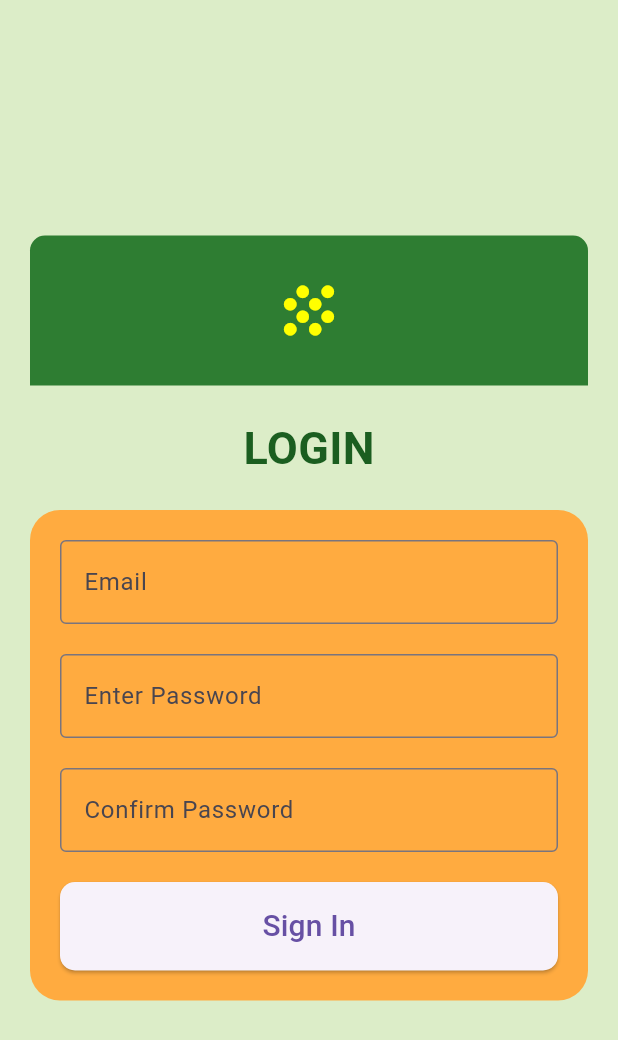
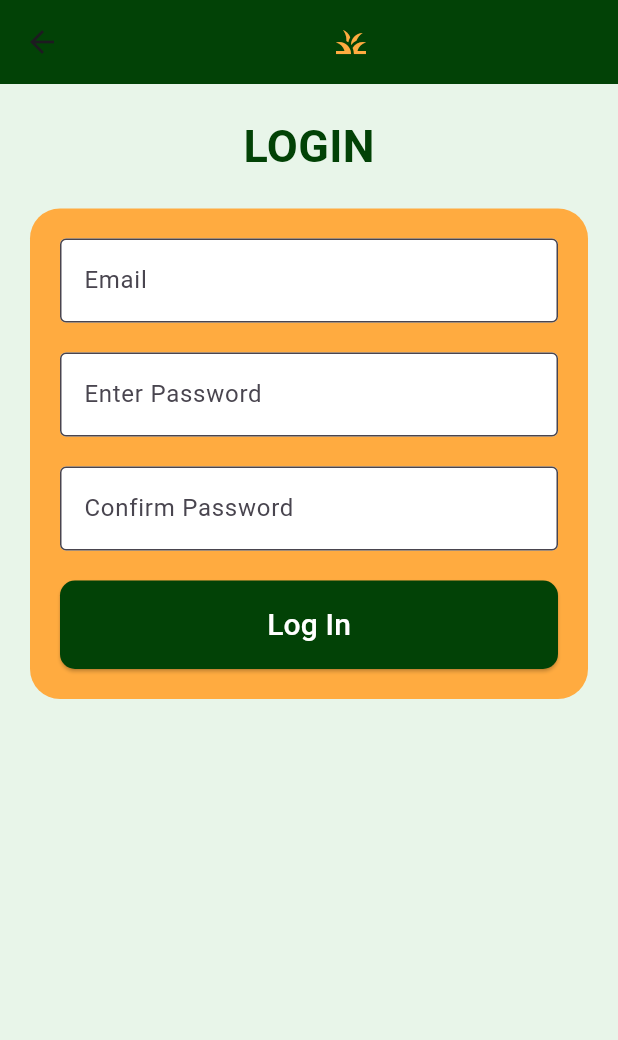
Before and after one commit to ananya-dhiman/Fasal-Forecast, a Flutter app: the Page4 screen opened by its route, on a phone screen of 412 x 824 dp. Shown: the top 1040 px of the screen. Run offline on Flutter 3.47's test engine with Material 3 defaults, Android fonts, the phone set to English and light mode, and no system bars; our stand-ins replace camera, dio, image_picker; missing offline and left inert: translator.

Commit message:
Login sign up

```diff
--- a/template/lib/screens/login.dart
+++ b/template/lib/screens/login.dart
@@ -1,6 +1,5 @@
 import 'package:flutter/material.dart';
-
-
+import './about.dart';
 
 class MyApp extends StatelessWidget {
   @override
@@ -14,106 +13,119 @@ class MyApp extends StatelessWidget {
 
 class Page4 extends StatelessWidget {
   const Page4({super.key});
+
   @override
   Widget build(BuildContext context) {
     return Scaffold(
-      body: Container(
-        color: Colors.lightGreen[100], // Light green background
-        padding: EdgeInsets.all(20),
+      resizeToAvoidBottomInset: true,
+      appBar: AppBar(
+        backgroundColor: const Color(0xFF024206),
+        title: const Center(
+          child: Padding(
+            padding: EdgeInsets.all(0),
+            child: Icon(
+              Icons.grass,
+              color: Colors.orangeAccent,
+            ),
+          ),
+        ),
+      ),
+      body: LayoutBuilder(
+        builder: (context, constraints) {
+          return SingleChildScrollView(
+            child: ConstrainedBox(
+              constraints: BoxConstraints(
+                minHeight: constraints.maxHeight,
+              ),
+              child: IntrinsicHeight(
+                child: Container(
+                  color: Colors.green[50],  // Set background to the desired color
+                  padding: const EdgeInsets.all(20),
                   child: Column(
                     mainAxisAlignment: MainAxisAlignment.center,
                     children: [
-            // Top logo/icon
-            Container(
-              height: 100,
-              decoration: BoxDecoration(
-                color: Colors.green[800],
-                borderRadius: BorderRadius.vertical(top: Radius.circular(10)),
-              ),
-              child: Center(
-                child: Icon(
-                  Icons.grain, // Example icon
-                  size: 50,
-                  color: Colors.yellowAccent,
-                ),
-              ),
-            ),
-            SizedBox(height: 20),
-
-            // Login text
-            Text(
+                      const Text(
                         "LOGIN",
                         style: TextStyle(
                           fontSize: 30,
                           fontWeight: FontWeight.bold,
-                color: Colors.green[900],
+                          color: const Color(0xFF024206), // Adjusted to white for better contrast
                         ),
                       ),
-            SizedBox(height: 20),
-
-            // Form container with email and password fields
+                      const SizedBox(height: 20),
                       Container(
-              padding: EdgeInsets.all(20),
+                        padding: const EdgeInsets.all(20),
                         decoration: BoxDecoration(
                           color: Colors.orangeAccent,
                           borderRadius: BorderRadius.circular(20),
                         ),
                         child: Column(
                           children: [
-                  // Email field
-                  TextField(
+                            const TextField(
                               decoration: InputDecoration(
                                 labelText: "Email",
                                 hintText: "johndoe@gmail.com",
                                 border: OutlineInputBorder(),
+                                filled: true,
+                                fillColor: Colors.white,
                               ),
                             ),
-                  SizedBox(height: 20),
-
-                  // Password field
-                  TextField(
+                            const SizedBox(height: 20),
+                            const TextField(
                               obscureText: true,
                               decoration: InputDecoration(
                                 labelText: "Enter Password",
                                 hintText: "Enter password",
                                 border: OutlineInputBorder(),
+                                filled: true,
+                                fillColor: Colors.white,
                               ),
                             ),
-                  SizedBox(height: 20),
-
-                  // Confirm password field
-                  TextField(
+                            const SizedBox(height: 20),
+                            const TextField(
                               obscureText: true,
                               decoration: InputDecoration(
                                 labelText: "Confirm Password",
                                 hintText: "Confirm password",
                                 border: OutlineInputBorder(),
+                                filled: true,
+                                fillColor: Colors.white,
                               ),
                             ),
-                  SizedBox(height: 20),
-
-                  // Sign In button
+                            const SizedBox(height: 20),
                             ElevatedButton(
-                    onPressed: () {},
+                              onPressed: () {
+                                Navigator.push(
+                                  context,
+                                  MaterialPageRoute(builder: (context) => const Page5()), //About
+                                );
+                              },
                               style: ElevatedButton.styleFrom(
-
+                                backgroundColor: const Color(0xFF024206),
                                 shape: RoundedRectangleBorder(
                                   borderRadius: BorderRadius.circular(10),
                                 ),
-                      padding: EdgeInsets.symmetric(vertical: 15),
+                                padding: const EdgeInsets.symmetric(vertical: 15),
                               ),
-                    child: Center(
+                              child: const Center(
                                 child: Text(
-                        "Sign In",
-                        style: TextStyle(fontSize: 20),
+                                  "Log In",
+                                  style: TextStyle(fontSize: 20, color: Colors.white),
                                 ),
                               ),
                             ),
                           ],
                         ),
                       ),
+                      // Spacer to push content upwards if needed
+                      Expanded(child: Container()),
                     ],
                   ),
+                ),
+              ),
+            ),
+          );
+        },
       ),
     );
   }
```
Also changed, not shown: template/lib/screens/about.dart (+1 -7 lines), template/lib/screens/signup.dart (+61 -37 lines). Lines whose indentation alone changed are shown as unchanged.
